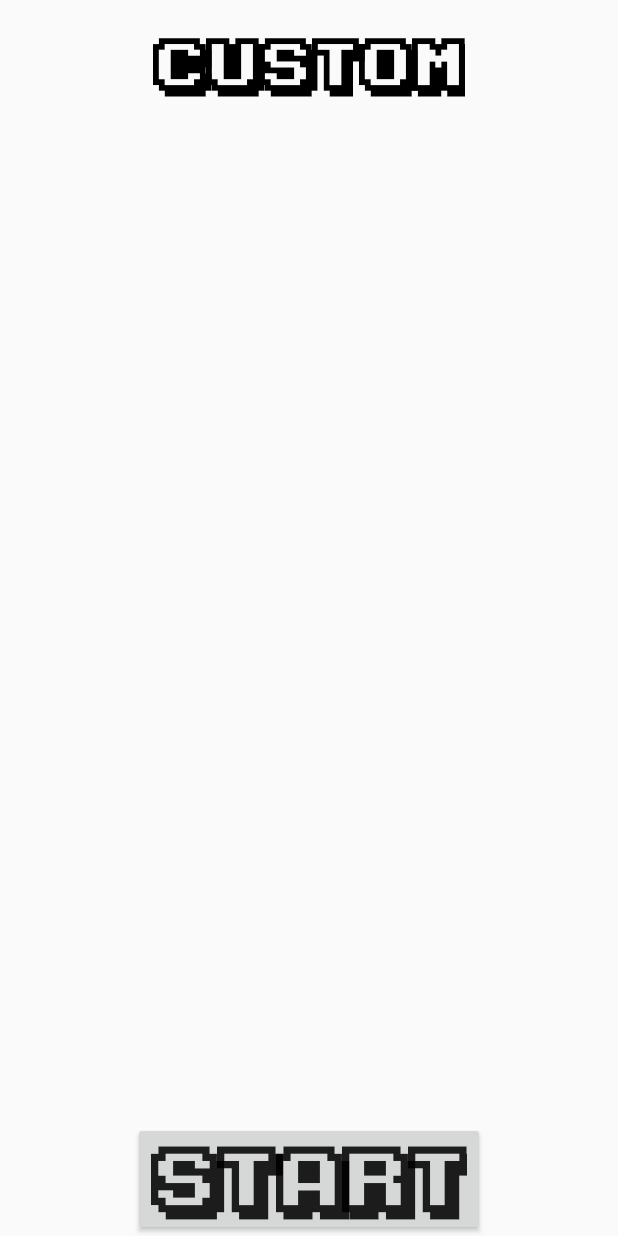
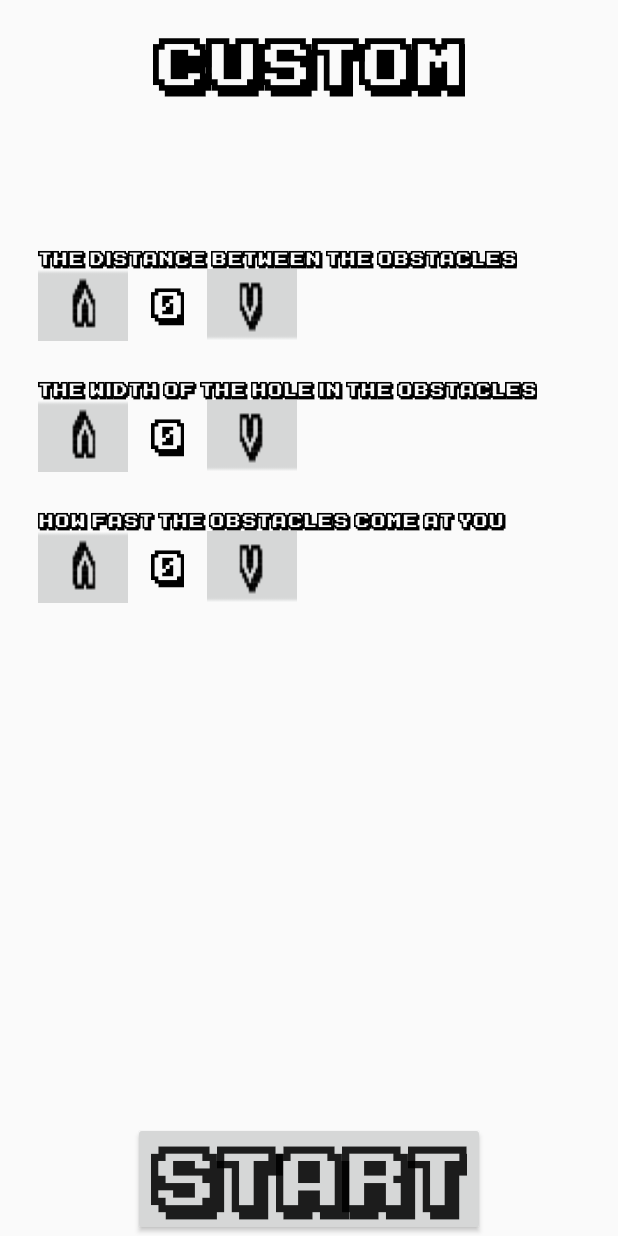
Before and after one commit to 02tyson-watson/AS-Game, an Android app: the Custom screen opened directly, with no data from a screen before it, on a phone screen of 412 x 824 dp. Run offline under Robolectric (Android 15) with nearby library versions, the phone set to English and light mode, and no system bars.

Commit message:
Made the Custom GameMode and a score system
Kaden

```diff
--- a/app/src/main/java/com/example/asgame/Difficulty.java
+++ b/app/src/main/java/com/example/asgame/Difficulty.java
@@ -84,6 +84,7 @@ public class Difficulty extends AppCompatActivity {
         stopPlaying();
         Intent intent = new Intent(this, Custom.class);
         startActivity(intent);
+        difficulty = "custom";
     }
     public void stopPlaying(){
         if (song != null) {
--- a/app/src/main/res/layout/activity_custom.xml
+++ b/app/src/main/res/layout/activity_custom.xml
@@ -12,10 +12,12 @@
         android:text="CUSTOM"
         android:paddingTop="20sp"
         android:fontFamily="@font/ka1"
+        android:id="@+id/CUSTOM"
         android:textSize="40sp"
         android:layout_centerInParent="true"
         android:textColor="#000000"
         android:layout_alignParentTop="true"/>
+
     <Button
         android:layout_width="wrap_content"
         android:layout_height="wrap_content"
@@ -25,4 +27,147 @@
         android:onClick="openGamecustom"
         android:layout_centerInParent="true"
         android:layout_alignParentBottom="true"/>
+
+    <LinearLayout
+        android:layout_width="wrap_content"
+        android:layout_below="@+id/CUSTOM"
+        android:layout_marginTop="100dp"
+        android:layout_height="wrap_content"
+        android:orientation="vertical">
+        <TextView
+            android:layout_width="wrap_content"
+            android:layout_height="wrap_content"
+            android:layout_marginLeft="25dp"
+            android:textSize="12sp"
+            android:fontFamily="@font/ka1"
+            android:textColor="#000000"
+            android:text="The Distance Between The Obstacles"/>
+        <LinearLayout
+            android:layout_width="wrap_content"
+            android:layout_height="wrap_content"
+            android:layout_marginLeft="25dp"
+            android:orientation="horizontal">
+
+            <Button
+                android:layout_width="60dp"
+                android:layout_height="wrap_content"
+                android:background="@drawable/up"
+                android:fontFamily="@font/ka1"
+                android:paddingLeft="25dp"
+                android:onClick="obgapup"
+                android:textColor="#000000"
+                android:textSize="30sp" />
+
+            <TextView
+                android:layout_width="wrap_content"
+                android:layout_height="wrap_content"
+                android:text="0"
+                android:id="@+id/obgapnumber"
+                android:textSize="25sp"
+                android:layout_marginRight="15dp"
+                android:layout_marginLeft="15dp"
+                android:fontFamily="@font/ka1"
+                android:textColor="#000000"/>
+            <Button
+            android:layout_width="60dp"
+            android:layout_height="wrap_content"
+            android:background="@drawable/down"
+            android:fontFamily="@font/ka1"
+            android:onClick="obgapdown"
+            android:paddingLeft="25dp"
+            android:textColor="#000000"
+            android:textSize="30sp" />
+        </LinearLayout>
+        <TextView
+            android:layout_width="wrap_content"
+            android:layout_height="wrap_content"
+            android:layout_marginTop="25dp"
+            android:layout_marginLeft="25dp"
+            android:textSize="12sp"
+            android:fontFamily="@font/ka1"
+            android:textColor="#000000"
+            android:text="The Width of the hole in the obstacles"/>
+        <LinearLayout
+            android:layout_width="wrap_content"
+            android:layout_height="wrap_content"
+            android:layout_marginLeft="25dp"
+            android:orientation="horizontal">
+
+            <Button
+                android:layout_width="60dp"
+                android:layout_height="wrap_content"
+                android:background="@drawable/up"
+                android:fontFamily="@font/ka1"
+                android:onClick="gapup"
+                android:paddingLeft="25dp"
+                android:textColor="#000000"
+                android:textSize="30sp" />
+
+            <TextView
+                android:layout_width="wrap_content"
+                android:layout_height="wrap_content"
+                android:text="0"
+                android:id="@+id/gapnumber"
+                android:textSize="25sp"
+                android:layout_marginRight="15dp"
+                android:layout_marginLeft="15dp"
+                android:fontFamily="@font/ka1"
+                android:textColor="#000000"/>
+            <Button
+                android:layout_width="60dp"
+                android:layout_height="wrap_content"
+                android:background="@drawable/down"
+                android:fontFamily="@font/ka1"
+                android:onClick="gapdown"
+                android:paddingLeft="25dp"
+                android:textColor="#000000"
+                android:textSize="30sp" />
+        </LinearLayout>
+        <TextView
+            android:layout_width="wrap_content"
+            android:layout_height="wrap_content"
+            android:layout_marginTop="25dp"
+            android:layout_marginLeft="25dp"
+            android:textSize="12sp"
+            android:fontFamily="@font/ka1"
+            android:textColor="#000000"
+            android:text="How Fast The Obstacles Come At you "/>
+        <LinearLayout
+            android:layout_width="wrap_content"
+            android:layout_height="wrap_content"
+            android:layout_marginLeft="25dp"
+            android:orientation="horizontal">
+
+            <Button
+                android:layout_width="60dp"
+                android:layout_height="wrap_content"
+                android:background="@drawable/up"
+                android:fontFamily="@font/ka1"
+                android:onClick="fastup"
+                android:paddingLeft="25dp"
+                android:textColor="#000000"
+                android:textSize="30sp" />
+
+            <TextView
+                android:layout_width="wrap_content"
+                android:layout_height="wrap_content"
+                android:text="0"
+                android:id="@+id/fastnumber"
+                android:textSize="25sp"
+                android:layout_marginRight="15dp"
+                android:layout_marginLeft="15dp"
+                android:fontFamily="@font/ka1"
+                android:textColor="#000000"/>
+            <Button
+                android:layout_width="60dp"
+                android:onClick="fastdown"
+                android:layout_height="wrap_content"
+                android:background="@drawable/down"
+                android:fontFamily="@font/ka1"
+                android:paddingLeft="25dp"
+                android:textColor="#000000"
+                android:textSize="30sp" />
+        </LinearLayout>
+
+    </LinearLayout>
 </RelativeLayout>
```
Also changed, not shown: app/src/main/java/com/example/asgame/Custom.java (+37 -0 lines), app/src/main/java/com/example/asgame/GamePanel.java (+30 -2 lines), app/src/main/java/com/example/asgame/ObstacleManager.java (+14 -1 lines), app/src/main/res/drawable/down.PNG (added), app/src/main/res/drawable/up.PNG (added).
